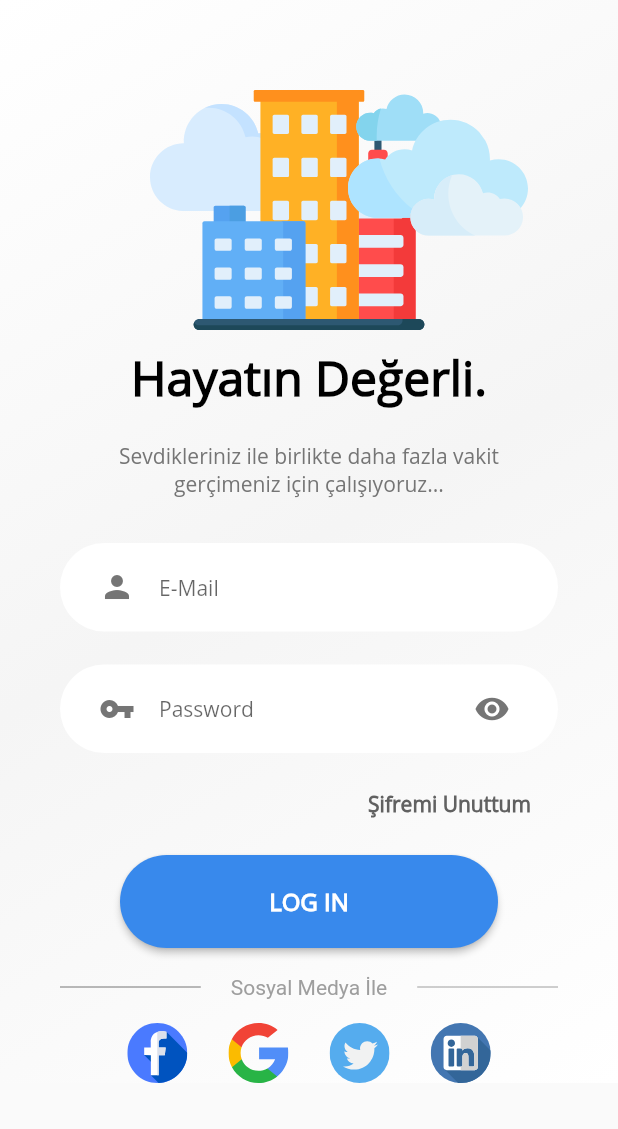
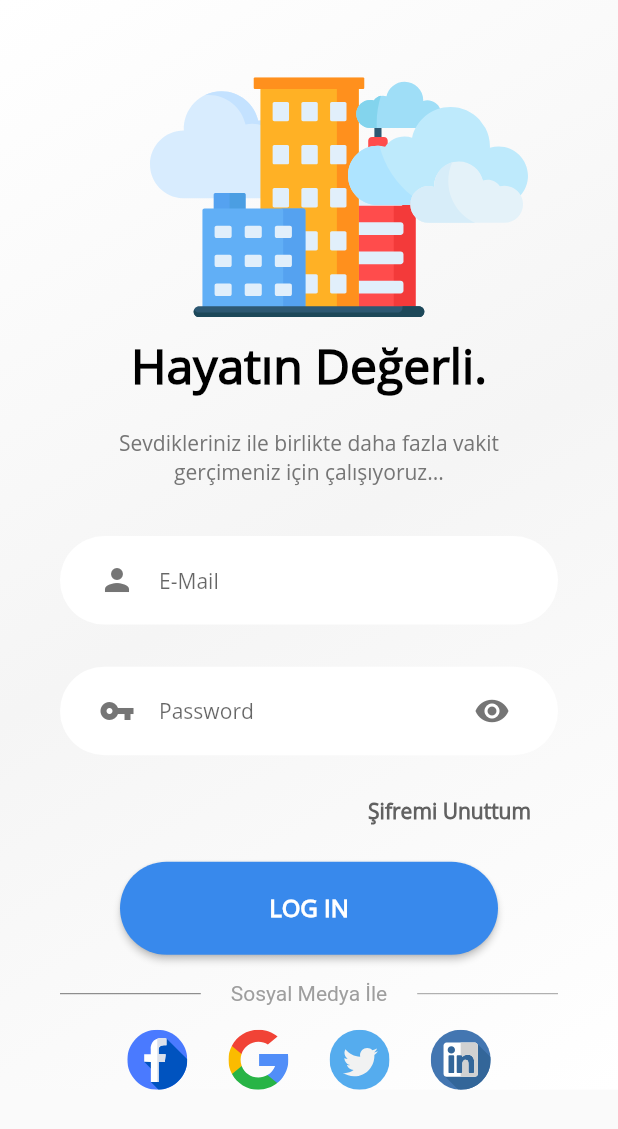
Before and after one commit to erdemsiyam/bina_kalite, a Flutter app: the screen it shows after launch, on a phone screen of 412 x 824 dp. Shown: the top 1129 px of the screen. Run offline on Flutter 3.47's test engine with Material 2 defaults, Android fonts, the light colour scheme and no system bars; our stand-ins replace carousel_slider, device_preview, flutter_svg, google_maps_flutter, location, numberpicker.

Commit message:
Login Sayfasını Responsive Yapımı

```diff
--- /dev/null
+++ b/lib/ui/constants/colors.dart
@@ -0,0 +1,9 @@
+import 'package:flutter/material.dart';
+
+final Color colorDark = Colors.black;
+final Color colorPrimary = Color(0xFF3889EC);
+final Color colorPrimaryLight = Color(0xFF00C7ED);
+final Color colorAccent = Color(0xFFA7F4DC);
+final Color colorLight = Colors.white;
+final Color colorUnFocus = Colors.grey[600];
+final Color colorError = Color(0xFFF2776E);
--- a/lib/ui/constants/constant.dart
+++ b/lib/ui/constants/constant.dart
@@ -1,13 +1,6 @@
 import 'dart:ui';
 import 'package:flutter/material.dart';
-
-final Color colorDark = Colors.black;
-final Color colorPrimary = Color(0xFF3889EC);
-final Color colorPrimaryLight = Color(0xFF00C7ED);
-final Color colorAccent = Color(0xFFA7F4DC);
-final Color colorLight = Colors.white;
-final Color colorUnFocus = Colors.grey[600];
-final Color colorError = Color(0xFFF2776E);
+import 'package:ornek1/ui/constants/colors.dart';
 
 final TextTheme textTheme = TextTheme(
   headline1: TextStyle(
--- /dev/null
+++ b/lib/ui/constants/text_styles.dart
@@ -0,0 +1,99 @@
+import 'package:flutter/material.dart';
+import 'package:ornek1/ui/constants/colors.dart';
+
+TextStyle tsBuyukBaslik1_350 = TextStyle(
+  // Başlık
+  fontFamily: 'OpenSans',
+  color: colorDark,
+  fontSize: 26,
+  fontWeight: FontWeight.w600,
+);
+TextStyle tsBuyukBaslik1_450 = TextStyle(
+  // Başlık
+  fontFamily: 'OpenSans',
+  color: colorDark,
+  fontSize: 32,
+  fontWeight: FontWeight.w600,
+);
+TextStyle tsBuyukBaslik1_550 = TextStyle(
+  // Başlık
+  fontFamily: 'OpenSans',
+  color: colorDark,
+  fontSize: 44,
+  fontWeight: FontWeight.w600,
+);
+TextStyle tsBuyukBaslik1_bigest = TextStyle(
+  // Başlık
+  fontFamily: 'OpenSans',
+  color: colorDark,
+  fontSize: 52,
+  fontWeight: FontWeight.w600,
+);
+//
+TextStyle tsKucukAciklama1_350 = TextStyle(
+  // Alt Başlık
+  fontFamily: 'OpenSans',
+  color: colorUnFocus,
+  fontSize: 12,
+);
+TextStyle tsKucukAciklama1_450 = TextStyle(
+  // Alt Başlık
+  fontFamily: 'OpenSans',
+  color: colorUnFocus,
+  fontSize: 14,
+);
+TextStyle tsKucukAciklama1_550 = TextStyle(
+  // Alt Başlık
+  fontFamily: 'OpenSans',
+  color: colorUnFocus,
+  fontSize: 20,
+);
+TextStyle tsKucukAciklama1_bigest = TextStyle(
+  // Alt Başlık
+  fontFamily: 'OpenSans',
+  color: colorUnFocus,
+  fontSize: 24,
+);
+//
+TextStyle tsInputAktif_350 = TextStyle(
+  fontFamily: 'OpenSans',
+  fontSize: 11,
+  color: colorPrimary,
+);
+TextStyle tsInputAktif_450 = TextStyle(
+  fontFamily: 'OpenSans',
+  fontSize: 14,
+  color: colorPrimary,
+);
+TextStyle tsInputAktif_550 = TextStyle(
+  fontFamily: 'OpenSans',
+  fontSize: 19,
+  color: colorPrimary,
+);
+TextStyle tsInputAktif_bigest = TextStyle(
+  fontFamily: 'OpenSans',
+  fontSize: 28,
+  color: colorPrimary,
+);
+//
+TextStyle tsInputDeaktif_350 = TextStyle(
+  fontFamily: 'OpenSans',
+  fontSize: 11,
+  color: colorDark,
+);
+TextStyle tsInputDeaktif_450 = TextStyle(
+  fontFamily: 'OpenSans',
+  fontSize: 14,
+  color: colorDark,
+);
+TextStyle tsInputDeaktif_550 = TextStyle(
+  fontFamily: 'OpenSans',
+  fontSize: 19,
+  color: colorDark,
+);
+TextStyle tsInputDeaktif_bigest = TextStyle(
+  fontFamily: 'OpenSans',
+  fontSize: 28,
+  color: colorDark,
+);
+//
--- a/lib/ui/page/auth/login_page/login_page.dart
+++ b/lib/ui/page/auth/login_page/login_page.dart
@@ -1,6 +1,9 @@
 import 'package:flutter/material.dart';
 import 'package:flutter_svg/flutter_svg.dart';
+import 'package:ornek1/ui/page/auth/login_page/parts/preface_part.dart';
 import 'package:ornek1/ui/page/auth/login_page/parts/top_logo_part.dart';
+import 'package:ornek1/ui/page/auth/login_page/parts/user_mail_part.dart';
+import 'package:ornek1/ui/page/auth/login_page/parts/user_password_part.dart';
 
 class LoginPage extends StatefulWidget {
   @override
@@ -8,20 +11,7 @@ class LoginPage extends StatefulWidget {
 }
 
 class _LoginPageState extends State<LoginPage> {
-  bool _isPasswordHide = true;
-  FocusNode _fs1 = FocusNode();
-  FocusNode _fs2 = FocusNode();
   double shortestSide;
-  @override
-  void initState() {
-    super.initState();
-    _fs1.addListener(() {
-      setState(() {});
-    });
-    _fs2.addListener(() {
-      setState(() {});
-    });
-  }
 
   @override
   Widget build(BuildContext context) {
@@ -48,14 +38,14 @@ class _LoginPageState extends State<LoginPage> {
             mainAxisSize: MainAxisSize.max,
             crossAxisAlignment: CrossAxisAlignment.stretch,
             children: [
-              SizedBox(height: 60),
+              SizedBox(height: shortestSide / 8),
               TopLogoPart(shortestSide),
-              SizedBox(height: 10),
-              ...prefacePart,
-              SizedBox(height: 20),
-              userMailPart,
-              SizedBox(height: 2),
-              userPasswordPart,
+              SizedBox(height: shortestSide / 40),
+              PrefacePart(shortestSide),
+              SizedBox(height: shortestSide / 20),
+              UserMailPart(shortestSide),
+              SizedBox(height: shortestSide / 200),
+              UserPasswordPart(shortestSide),
               forgotPasswordPart,
               SizedBox(height: 10),
               loginButton,
@@ -70,136 +60,6 @@ class _LoginPageState extends State<LoginPage> {
     );
   }
 
-  List<Widget> get prefacePart => [
-        Text(
-          'Hayatın Değerli.',
-          textAlign: TextAlign.center,
-          style: Theme.of(context).textTheme.headline1,
-        ),
-        SizedBox(height: 20),
-        Padding(
-          padding: const EdgeInsets.symmetric(horizontal: 50),
-          child: Text(
-            'Sevdikleriniz ile birlikte daha fazla vakit gerçimeniz için çalışıyoruz...',
-            textAlign: TextAlign.center,
-            style: Theme.of(context).textTheme.subtitle1,
-          ),
-        ),
-      ];
-  Widget get userMailPart => Padding(
-        padding: const EdgeInsets.symmetric(horizontal: 40, vertical: 10),
-        child: SizedBox(
-          child: TextFormField(
-            cursorHeight: 20,
-            focusNode: _fs1,
-            style: (_fs1.hasFocus)
-                ? Theme.of(context).textTheme.headline2
-                : Theme.of(context).textTheme.headline3,
-            decoration: InputDecoration(
-              contentPadding: const EdgeInsets.symmetric(vertical: 20),
-              hintText: 'E-Mail',
-              filled: true,
-              fillColor: Colors.white,
-              isDense: false,
-              border: OutlineInputBorder(
-                borderSide: BorderSide.none,
-                borderRadius: BorderRadius.circular(50.0),
-              ),
-              focusedBorder: OutlineInputBorder(
-                borderSide: BorderSide(
-                  color: Theme.of(context).primaryColor,
-                ),
-                borderRadius: BorderRadius.circular(50.0),
-              ),
-              prefixIcon: Padding(
-                padding: const EdgeInsets.only(left: 26, right: 16),
-                child: Icon(
-                  Icons.person,
-                  color: (_fs1.hasFocus)
-                      ? Theme.of(context).primaryColor
-                      : Theme.of(context).disabledColor,
-                ),
-              ),
-            ),
-          ),
-        ),
-      );
-  Widget get userPasswordPart => Padding(
-        padding: const EdgeInsets.symmetric(horizontal: 40, vertical: 10),
-        child: SizedBox(
-          child: TextFormField(
-            cursorHeight: 20,
-            focusNode: _fs2,
-            style: (_fs2.hasFocus)
-                ? Theme.of(context).textTheme.headline2
-                : Theme.of(context).textTheme.headline3,
-            obscureText: _isPasswordHide,
-            decoration: InputDecoration(
-              contentPadding: const EdgeInsets.symmetric(vertical: 20),
-              hintText: 'Password',
-              filled: true,
-              fillColor: Colors.white,
-              isDense: false,
-              border: OutlineInputBorder(
-                borderSide: BorderSide.none,
-                borderRadius: BorderRadius.circular(50.0),
-              ),
-              focusedBorder: OutlineInputBorder(
-                borderSide: BorderSide(
-                  color: Theme.of(context).primaryColor,
-                ),
-                borderRadius: BorderRadius.circular(50.0),
-              ),
-              prefixIcon: Padding(
-                padding: const EdgeInsets.only(left: 26, right: 16),
-                child: Icon(
-                  Icons.vpn_key,
-                  color: (_fs2.hasFocus)
-                      ? Theme.of(context).primaryColor
-                      : Theme.of(context).disabledColor,
-                ),
-              ),
-              suffixIcon: (_isPasswordHide)
-                  ? Padding(
-                      padding: const EdgeInsets.only(right: 20),
-                      child: IconButton(
-                        icon: Icon(
-                          Icons.visibility,
-                          color: (_fs2.hasFocus)
-                              ? Theme.of(context).primaryColor
-                              : Theme.of(context).disabledColor,
-                        ),
-                        onPressed: () {
-                          setState(
-                            () {
-                              _isPasswordHide = !_isPasswordHide;
-                            },
-                          );
-                        },
-                      ),
-                    )
-                  : Padding(
-                      padding: const EdgeInsets.only(right: 20),
-                      child: IconButton(
-                        icon: Icon(
-                          Icons.visibility_off,
-                          color: (_fs2.hasFocus)
-                              ? Theme.of(context).primaryColor
-                              : Theme.of(context).disabledColor,
-                        ),
-                        onPressed: () {
-                          setState(
-                            () {
-                              _isPasswordHide = !_isPasswordHide;
-                            },
-                          );
-                        },
-                      ),
-                    ),
-            ),
-          ),
-        ),
-      );
   Widget get forgotPasswordPart => Container(
         alignment: Alignment.centerRight,
         child: Padding(
--- /dev/null
+++ b/lib/ui/page/auth/login_page/parts/preface_part.dart
@@ -0,0 +1,93 @@
+import 'package:flutter/material.dart';
+import 'package:ornek1/ui/constants/text_styles.dart';
+
+class PrefacePart extends StatelessWidget {
+  final double shortestSide;
+  final String title = 'Hayatın Değerli.';
+  final String subTitle =
+      'Sevdikleriniz ile birlikte daha fazla vakit gerçimeniz için çalışıyoruz...';
+  PrefacePart(this.shortestSide);
+  @override
+  Widget build(BuildContext context) {
+    return (shortestSide <= 350)
+        ? size350
+        : (shortestSide <= 450)
+            ? size450
+            : (shortestSide <= 550)
+                ? size550
+                : bigest;
+  }
+
+  Widget get size350 => Column(
+        children: [
+          Text(
+            title,
+            textAlign: TextAlign.center,
+            style: tsBuyukBaslik1_350,
+          ),
+          SizedBox(height: 20),
+          Padding(
+            padding: const EdgeInsets.symmetric(horizontal: 50),
+            child: Text(
+              subTitle,
+              textAlign: TextAlign.center,
+              style: tsKucukAciklama1_350,
+            ),
+          ),
+        ],
+      );
+  Widget get size450 => Column(
+        children: [
+          Text(
+            title,
+            textAlign: TextAlign.center,
+            style: tsBuyukBaslik1_450,
+          ),
+          SizedBox(height: 20),
+          Padding(
+            padding: const EdgeInsets.symmetric(horizontal: 50),
+            child: Text(
+              subTitle,
+              textAlign: TextAlign.center,
+              style: tsKucukAciklama1_450,
+            ),
+          ),
+        ],
+      );
+  Widget get size550 => Column(
+        children: [
+          Text(
+            title,
+            textAlign: TextAlign.center,
+            style: tsBuyukBaslik1_550,
+          ),
+          SizedBox(height: shortestSide / 20),
+          Padding(
+            padding: const EdgeInsets.symmetric(horizontal: 80),
+            child: Text(
+              subTitle,
+              textAlign: TextAlign.center,
+              style: tsKucukAciklama1_550,
+            ),
+          ),
+        ],
+      );
+  Widget get bigest => Column(
+        children: [
+          Text(
+            title,
+            textAlign: TextAlign.center,
+            style: tsBuyukBaslik1_bigest,
+          ),
+          SizedBox(height: 20),
+          Padding(
+            padding: const EdgeInsets.symmetric(horizontal: 180),
+            child: Text(
+              subTitle,
+              textAlign: TextAlign.center,
+              style: tsKucukAciklama1_bigest,
+            ),
+          ),
+        ],
+      );
+}
--- a/lib/ui/page/auth/login_page/parts/top_logo_part.dart
+++ b/lib/ui/page/auth/login_page/parts/top_logo_part.dart
@@ -2,7 +2,13 @@ import 'package:flutter/material.dart';
 import 'package:flutter_svg/flutter_svg.dart';
 
 class TopLogoPart extends StatelessWidget {
-  double shortestSide;
+  final double shortestSide;
+  final String icon1Path = 'assets/images/auth/cloud3.svg';
+  final String icon2Path = 'assets/images/auth/building1.svg';
+  final String icon3Path = 'assets/images/auth/cloud1.svg';
+  final String icon1Label = 'Cloud1';
+  final String icon2Label = 'Building';
+  final String icon3Label = 'Cloud2';
   TopLogoPart(this.shortestSide);
   @override
   Widget build(BuildContext context) {
@@ -20,26 +26,26 @@ class TopLogoPart extends StatelessWidget {
         children: [
           Container(),
           Positioned(
-            left: 100,
+            left: 80,
             top: -10,
             child: SvgPicture.asset(
-              'assets/images/auth/cloud3.svg',
-              semanticsLabel: 'Cloud3',
-              width: 110,
+              icon1Path,
+              semanticsLabel: icon1Label,
+              width: 80,
             ),
           ),
           SvgPicture.asset(
-            'assets/images/auth/building1.svg',
-            semanticsLabel: 'Building',
-            width: 160,
+            icon2Path,
+            semanticsLabel: icon2Label,
+            width: 120,
           ),
           Positioned(
             right: 60,
             top: -10,
             child: SvgPicture.asset(
-              'assets/images/auth/cloud1.svg',
-              semanticsLabel: 'Cloud1',
-              width: 120,
+              icon3Path,
+              semanticsLabel: icon3Label,
+              width: 80,
             ),
           ),
         ],
@@ -52,22 +58,22 @@ class TopLogoPart extends StatelessWidget {
             left: 100,
             top: -10,
             child: SvgPicture.asset(
-              'assets/images/auth/cloud3.svg',
-              semanticsLabel: 'Cloud3',
+              icon1Path,
+              semanticsLabel: icon1Label,
               width: 110,
             ),
           ),
           SvgPicture.asset(
-            'assets/images/auth/building1.svg',
-            semanticsLabel: 'Building',
+            icon2Path,
+            semanticsLabel: icon2Label,
             width: 160,
           ),
           Positioned(
             right: 60,
             top: -10,
             child: SvgPicture.asset(
-              'assets/images/auth/cloud1.svg',
-              semanticsLabel: 'Cloud1',
+              icon3Path,
+              semanticsLabel: icon3Label,
               width: 120,
             ),
           ),
@@ -78,26 +84,26 @@ class TopLogoPart extends StatelessWidget {
         children: [
           Container(),
           Positioned(
-            left: 100,
-            top: -10,
+            left: 130,
+            top: 0,
             child: SvgPicture.asset(
-              'assets/images/auth/cloud3.svg',
-              semanticsLabel: 'Cloud3',
-              width: 110,
+              icon1Path,
+              semanticsLabel: icon1Label,
+              width: 140,
             ),
           ),
           SvgPicture.asset(
-            'assets/images/auth/building1.svg',
-            semanticsLabel: 'Building',
-            width: 160,
+            icon2Path,
+            semanticsLabel: icon2Label,
+            width: 230,
           ),
           Positioned(
-            right: 60,
+            right: 80,
             top: -10,
             child: SvgPicture.asset(
-              'assets/images/auth/cloud1.svg',
-              semanticsLabel: 'Cloud1',
-              width: 120,
+              icon3Path,
+              semanticsLabel: icon3Label,
+              width: 150,
             ),
           ),
         ],
@@ -107,26 +113,26 @@ class TopLogoPart extends StatelessWidget {
         children: [
           Container(),
           Positioned(
-            left: 100,
+            left: 230,
             top: -10,
             child: SvgPicture.asset(
-              'assets/images/auth/cloud3.svg',
-              semanticsLabel: 'Cloud3',
-              width: 110,
+              icon1Path,
+              semanticsLabel: icon1Label,
+              width: 150,
             ),
           ),
           SvgPicture.asset(
-            'assets/images/auth/building1.svg',
-            semanticsLabel: 'Building',
-            width: 160,
+            icon2Path,
+            semanticsLabel: icon2Label,
+            width: 240,
           ),
           Positioned(
-            right: 60,
+            right: 160,
             top: -10,
             child: SvgPicture.asset(
-              'assets/images/auth/cloud1.svg',
-              semanticsLabel: 'Cloud1',
-              width: 120,
+              icon3Path,
+              semanticsLabel: icon3Label,
+              width: 180,
             ),
           ),
         ],
--- /dev/null
+++ b/lib/ui/page/auth/login_page/parts/user_mail_part.dart
@@ -0,0 +1,84 @@
+import 'package:flutter/material.dart';
+import 'package:ornek1/ui/constants/text_styles.dart';
+import 'package:ornek1/utils/responsive.dart';
+
+class UserMailPart extends StatefulWidget {
+  final double shortestSide;
+  UserMailPart(this.shortestSide);
+  @override
+  _UserMailPartState createState() => _UserMailPartState();
+}
+
+class _UserMailPartState extends State<UserMailPart> with Responsive {
+  FocusNode _fs1 = FocusNode();
+  final String inputHint = 'E-Mail';
+  @override
+  void initState() {
+    super.initState();
+    _fs1.addListener(() {
+      setState(() {});
+    });
+  }
+
+  @override
+  Widget build(BuildContext context) {
+    deviceType = widget.shortestSide;
+    return Padding(
+      padding: EdgeInsets.symmetric(
+        horizontal: fit(30, 40, 60, 80),
+        vertical: fit(2, 13, 16, 20),
+      ),
+      child: SizedBox(
+        child: TextFormField(
+          cursorHeight: fit(15, 20, 25, 25),
+          focusNode: _fs1,
+          style: (_fs1.hasFocus)
+              ? fit(
+                  tsInputAktif_350,
+                  tsInputAktif_450,
+                  tsInputAktif_550,
+                  tsInputAktif_bigest,
+                )
+              : fit(
+                  tsInputDeaktif_350,
+                  tsInputDeaktif_450,
+                  tsInputDeaktif_550,
+                  tsInputDeaktif_bigest,
+                ),
+          decoration: InputDecoration(
+            contentPadding: EdgeInsets.symmetric(
+              vertical: fit(0, 20, 30, 40),
+            ),
+            hintText: inputHint,
+            filled: true,
+            fillColor: Colors.white,
+            isDense: false,
+            border: OutlineInputBorder(
+              borderSide: BorderSide.none,
+              borderRadius: BorderRadius.circular(50.0),
+            ),
+            focusedBorder: OutlineInputBorder(
+              borderSide: BorderSide(
+                color: Theme.of(context).primaryColor,
+              ),
+              borderRadius: BorderRadius.circular(50.0),
+            ),
+            prefixIcon: Padding(
+              padding: EdgeInsets.only(
+                left: fit(20, 26, 34, 42),
+                right: fit(10, 16, 20, 24),
+              ),
+              child: Icon(
+                Icons.person,
+                size: fit(20, 24, 34, 42),
+                color: (_fs1.hasFocus)
+                    ? Theme.of(context).primaryColor
+                    : Theme.of(context).disabledColor,
+              ),
+            ),
+          ),
+        ),
+      ),
+    );
+  }
+}
--- /dev/null
+++ b/lib/ui/page/auth/login_page/parts/user_password_part.dart
@@ -0,0 +1,125 @@
+import 'package:flutter/material.dart';
+import 'package:ornek1/ui/constants/text_styles.dart';
+import 'package:ornek1/utils/responsive.dart';
+
+class UserPasswordPart extends StatefulWidget {
+  final double shortestSide;
+  UserPasswordPart(this.shortestSide);
+  @override
+  _UserPasswordPart createState() => _UserPasswordPart();
+}
+
+class _UserPasswordPart extends State<UserPasswordPart> with Responsive {
+  FocusNode _fs1 = FocusNode();
+  bool _isPasswordHide = true;
+  final String inputHint = 'Password';
+  @override
+  void initState() {
+    super.initState();
+    _fs1.addListener(() {
+      setState(() {});
+    });
+  }
+
+  @override
+  Widget build(BuildContext context) {
+    deviceType = widget.shortestSide;
+    return Padding(
+      padding: EdgeInsets.symmetric(
+        horizontal: fit(30, 40, 60, 80),
+        vertical: fit(4, 13, 16, 20),
+      ),
+      child: SizedBox(
+        child: TextFormField(
+          cursorHeight: fit(15, 20, 25, 25),
+          focusNode: _fs1,
+          style: (_fs1.hasFocus)
+              ? fit(
+                  tsInputAktif_350,
+                  tsInputAktif_450,
+                  tsInputAktif_550,
+                  tsInputAktif_bigest,
+                )
+              : fit(
+                  tsInputDeaktif_350,
+                  tsInputDeaktif_450,
+                  tsInputDeaktif_550,
+                  tsInputDeaktif_bigest,
+                ),
+          obscureText: _isPasswordHide,
+          decoration: InputDecoration(
+            contentPadding: EdgeInsets.symmetric(
+              vertical: fit(0, 20, 30, 40),
+            ),
+            hintText: inputHint,
+            filled: true,
+            fillColor: Colors.white,
+            isDense: false,
+            border: OutlineInputBorder(
+              borderSide: BorderSide.none,
+              borderRadius: BorderRadius.circular(50.0),
+            ),
+            focusedBorder: OutlineInputBorder(
+              borderSide: BorderSide(
+                color: Theme.of(context).primaryColor,
+              ),
+              borderRadius: BorderRadius.circular(50.0),
+            ),
+            prefixIcon: Padding(
+              padding: EdgeInsets.only(
+                left: fit(20, 26, 34, 42),
+                right: fit(10, 16, 20, 24),
+              ),
+              child: Icon(
+                Icons.vpn_key,
+                size: fit(20, 24, 34, 42),
+                color: (_fs1.hasFocus)
+                    ? Theme.of(context).primaryColor
+                    : Theme.of(context).disabledColor,
+              ),
+            ),
+            suffixIcon: (_isPasswordHide)
+                ? Padding(
+                    padding: EdgeInsets.only(right: fit(10, 20, 26, 34)),
+                    child: IconButton(
+                      icon: Icon(
+                        Icons.visibility,
+                        size: fit(20, 24, 34, 42),
+                        color: (_fs1.hasFocus)
+                            ? Theme.of(context).primaryColor
+                            : Theme.of(context).disabledColor,
+                      ),
+                      onPressed: () {
+                        setState(
+                          () {
+                            _isPasswordHide = !_isPasswordHide;
+                          },
+                        );
+                      },
+                    ),
+                  )
+                : Padding(
+                    padding: EdgeInsets.only(right: fit(10, 20, 26, 30)),
+                    child: IconButton(
+                      icon: Icon(
+                        Icons.visibility_off,
+                        size: fit(20, 24, 34, 38),
+                        color: (_fs1.hasFocus)
+                            ? Theme.of(context).primaryColor
+                            : Theme.of(context).disabledColor,
+                      ),
+                      onPressed: () {
+                        setState(
+                          () {
+                            _isPasswordHide = !_isPasswordHide;
+                          },
+                        );
+                      },
+                    ),
+                  ),
+          ),
+        ),
+      ),
+    );
+  }
+}
--- /dev/null
+++ b/lib/utils/responsive.dart
@@ -0,0 +1,30 @@
+import 'package:flutter/material.dart';
+
+enum DeviceType { SMALL, MEDIUM, LARGE, BIGEST }
+
+mixin Responsive {
+  DeviceType _deviceType;
+  set deviceType(double shortestSide) {
+    _deviceType = (shortestSide <= 350)
+        ? DeviceType.SMALL
+        : (shortestSide <= 450)
+            ? DeviceType.MEDIUM
+            : (shortestSide <= 550)
+                ? DeviceType.LARGE
+                : DeviceType.BIGEST;
+  }
+
+  T fit<T>(T small, T medium, T large, T bigest) {
+    switch (_deviceType) {
+      case DeviceType.SMALL:
+        return small;
+      case DeviceType.MEDIUM:
+        return medium;
+      case DeviceType.LARGE:
+        return large;
+      case DeviceType.BIGEST:
+        return bigest;
+      default:
+    }
+  }
+}
```
